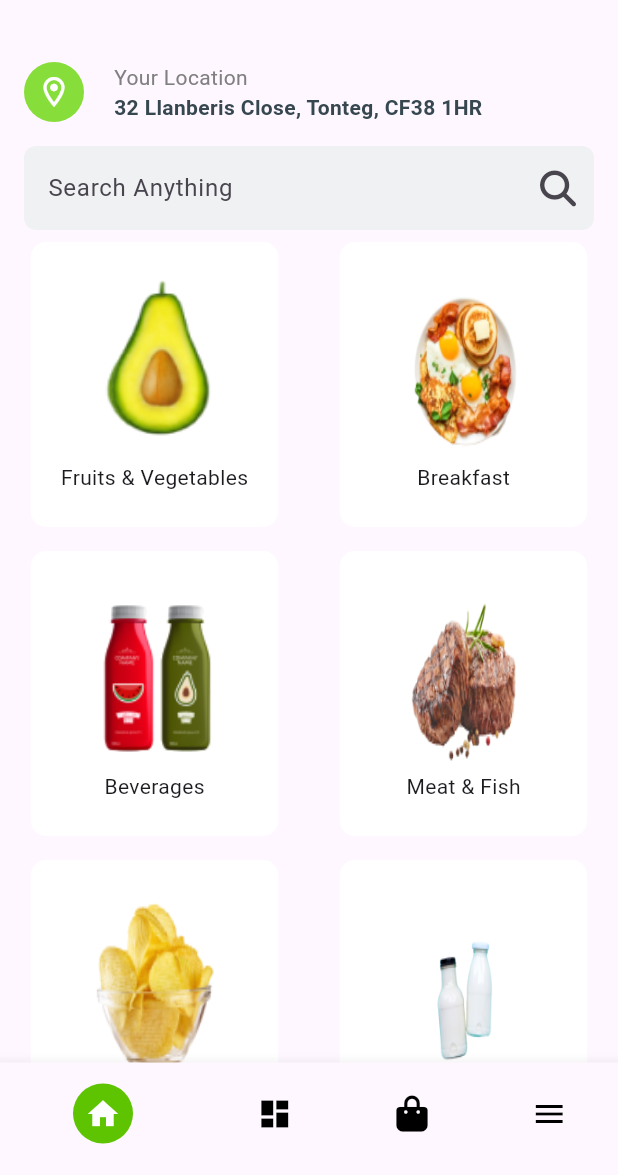
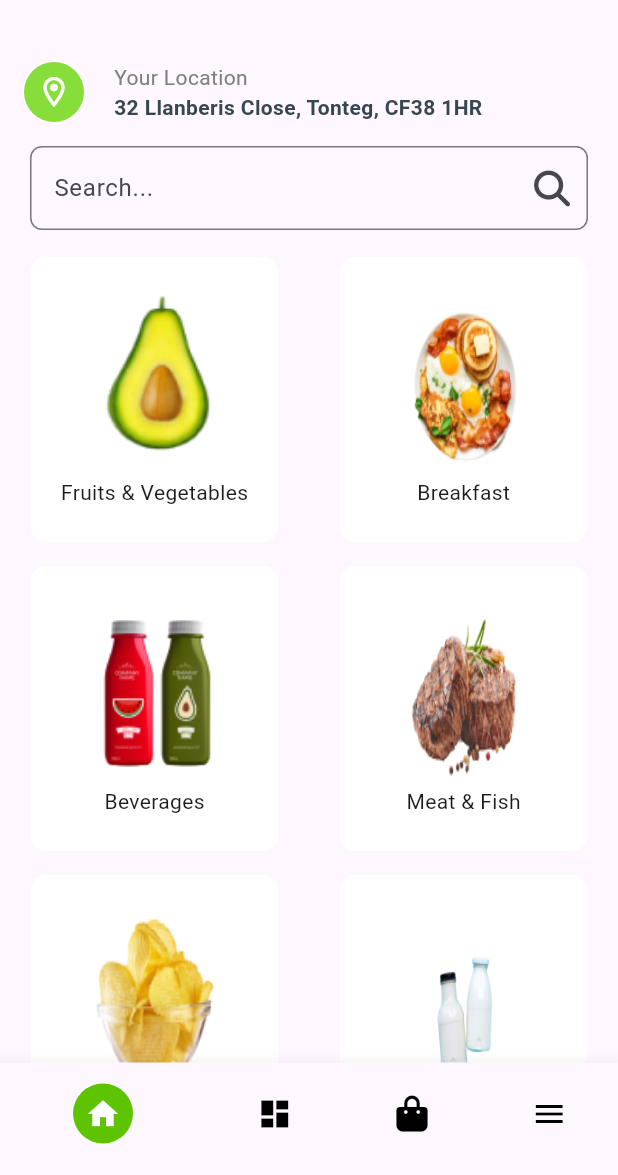
Before and after one commit to engbasel/Grocery-Market-App, a Flutter app: the screen it shows after launch, on a phone screen of 412 x 824 dp, the part 61-1236 px from its top. Run offline on Flutter 3.47's test engine with Material 3 defaults, Android fonts, the phone set to English and light mode, and no system bars; our stand-ins replace flutter_bloc, flutter_svg, font_awesome_flutter, shared_preferences, smooth_page_indicator.

Commit message:
"Refactored HomeViewBody widget to use StatefulWidget, added search functionality with filtering, and replaced CustomSearchBar with a TextField."

```diff
--- a/lib/Features/Home/Widgets/HomeViweBoady.dart
+++ b/lib/Features/Home/Widgets/HomeViweBoady.dart
@@ -1,21 +1,104 @@
+// import 'package:flutter/material.dart';
+// import 'package:font_awesome_flutter/font_awesome_flutter.dart';
+// import 'package:grocerymarket/Features/Home/Widgets/CurrentLocation.dart';
+// import 'package:grocerymarket/Features/Home/Widgets/CustomAppBar.dart';
+// import 'package:grocerymarket/Features/Home/Widgets/SearchBar.dart';
+// import '../../../Core/utils/Lists.dart';
+// import '../../../Core/widgets/CoustomGridViwe.dart';
+// import '../../Notification/views/NotificationView.dart';
+
+// class HomeViewBody extends StatelessWidget {
+//   const HomeViewBody({super.key});
+
+//   @override
+//   Widget build(BuildContext context) {
+//     return Scaffold(
+//       body: ListView(
+//         children: [
+//           // const SizedBox(height: 20), // Add some spacing from the top
+//           CustomAppBar(
+//             horizontalPadding: 20,
+//             title: 'Grocery Plus',
+//             icon: FontAwesomeIcons.bell,
+//             onTap: () {
+//               Navigator.push(
+//                 context,
+//                 DialogRoute(
+//                   context: context,
+//                   builder: (context) {
+//                     return const NotificationView();
+//                   },
+//                 ),
+//               );
+//             },
+//           ),
+//           const SizedBox(height: 10), // Add some spacing from the top
+//           const CurrentLocation(),
+//           const CustomSearchBar(), // Ensure you instantiate CustomSearchBar
+//           // Expanded(child: ListViewHome()),
+//           CustomGridView(items: homeItems),
+
+//           // Add some spacing from the top
+//         ],
+//       ),
+//     );
+//   }
+// }
+
 import 'package:flutter/material.dart';
 import 'package:font_awesome_flutter/font_awesome_flutter.dart';
+import 'package:grocerymarket/Features/Home/Widgets/CoustomListItem.dart';
 import 'package:grocerymarket/Features/Home/Widgets/CurrentLocation.dart';
 import 'package:grocerymarket/Features/Home/Widgets/CustomAppBar.dart';
-import 'package:grocerymarket/Features/Home/Widgets/SearchBar.dart';
-import '../../../Core/utils/Lists.dart';
 import '../../../Core/widgets/CoustomGridViwe.dart';
 import '../../Notification/views/NotificationView.dart';
+import '../../Search/Views/SearchView.dart';
 
-class HomeViewBody extends StatelessWidget {
+class HomeViewBody extends StatefulWidget {
   const HomeViewBody({super.key});
+
+  @override
+  _HomeViewBodyState createState() => _HomeViewBodyState();
+}
+
+class _HomeViewBodyState extends State<HomeViewBody> {
+  final TextEditingController _searchController = TextEditingController();
+  List<CustomListItem> filteredItems = homeItems;
+
+  void _filterItems(String query) {
+    if (query.isEmpty) {
+      setState(() {
+        filteredItems = homeItems;
+      });
+    } else {
+      setState(() {
+        filteredItems = homeItems
+            .where((item) =>
+                item.textData.toLowerCase().contains(query.toLowerCase()))
+            .toList();
+      });
+    }
+  }
+
+  @override
+  void initState() {
+    super.initState();
+    _searchController.addListener(() {
+      _filterItems(_searchController.text);
+    });
+  }
+
+  @override
+  void dispose() {
+    _searchController.dispose();
+    super.dispose();
+  }
 
   @override
   Widget build(BuildContext context) {
     return Scaffold(
       body: ListView(
         children: [
-          // const SizedBox(height: 20), // Add some spacing from the top
           CustomAppBar(
             horizontalPadding: 20,
             title: 'Grocery Plus',
@@ -32,16 +115,79 @@ class HomeViewBody extends StatelessWidget {
               );
             },
           ),
-          const SizedBox(height: 10), // Add some spacing from the top
+          const SizedBox(height: 10),
           const CurrentLocation(),
-          const CustomSearchBar(), // Ensure you instantiate CustomSearchBar
-          // Expanded(child: ListViewHome()),
-          CustomGridView(items: homeItems),
-
-          // Add some spacing from the top
+          Padding(
+            padding: const EdgeInsets.symmetric(horizontal: 20.0),
+            child: TextField(
+              controller: _searchController,
+              decoration: InputDecoration(
+                hintText: 'Search...',
+                suffixIcon: IconButton(
+                  onPressed: () {
+                    // Implement the search action or navigation to the Search page
+                    Navigator.push(
+                      context,
+                      MaterialPageRoute(
+                        builder: (context) => const SearchView(),
+                      ),
+                    );
+                  },
+                  icon: const FaIcon(FontAwesomeIcons.search),
+                ),
+                border: OutlineInputBorder(
+                  borderRadius: BorderRadius.circular(8.0),
+                ),
+              ),
+            ),
+          ),
+          const SizedBox(height: 10),
+          filteredItems.isNotEmpty
+              ? CustomGridView(items: filteredItems)
+              : const Center(
+                  child: Padding(
+                    padding: EdgeInsets.all(20.0),
+                    child: Text(
+                      'Item not found',
+                      style: TextStyle(fontSize: 18, color: Colors.grey),
+                    ),
+                  ),
+                ),
         ],
       ),
     );
   }
 }
-// base;
+
+final List<CustomListItem> homeItems = [
+  CustomListItem(
+    View: '',
+    imagePath: 'assets/Home/Fruits&Vegetables.png',
+    textData: 'Fruits & Vegetables',
+  ),
+  CustomListItem(
+    imagePath: 'assets/Home/Breakfast.png',
+    textData: 'Breakfast',
+    View: '',
+  ),
+  CustomListItem(
+    imagePath: 'assets/Home/Beverages.png',
+    textData: 'Beverages',
+    View: '',
+  ),
+  CustomListItem(
+    imagePath: 'assets/Home/Meat&Fish.png',
+    textData: 'Meat & Fish',
+    View: '',
+  ),
+  CustomListItem(
+    imagePath: 'assets/Home/Snacks.png',
+    textData: 'Snacks',
+    View: '',
+  ),
+  CustomListItem(
+    imagePath: 'assets/Home/Milk.png',
+    textData: 'Dairy',
+    View: '',
+  ),
+];
```
